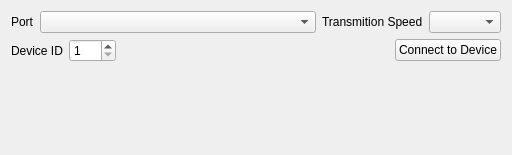
Qt form AirCoolControll/AirCoolControll/UART_ConnectionWindow.ui (ComEngineering/AirCoolControl_Desktop) before a commit.
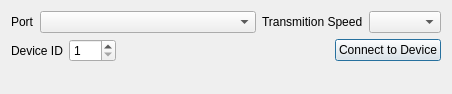
The same form after that commit. Icons and pictures are not drawn.

What changed in the file:
```diff
--- a/AirCoolControll/AirCoolControll/UART_ConnectionWindow.ui
+++ b/AirCoolControll/AirCoolControll/UART_ConnectionWindow.ui
@@ -1,13 +1,13 @@
 <?xml version="1.0" encoding="UTF-8"?>
 <ui version="4.0">
  <class>UART_ConnectionWindow</class>
- <widget class="QWidget" name="UART_ConnectionWindow">
+ <widget class="QDialog" name="UART_ConnectionWindow">
   <property name="geometry">
    <rect>
     <x>0</x>
     <y>0</y>
-    <width>512</width>
-    <height>155</height>
+    <width>452</width>
+    <height>94</height>
    </rect>
   </property>
   <property name="windowTitle">
```
Left out of the diff: 8 changed lines with no effect on the pictures.
